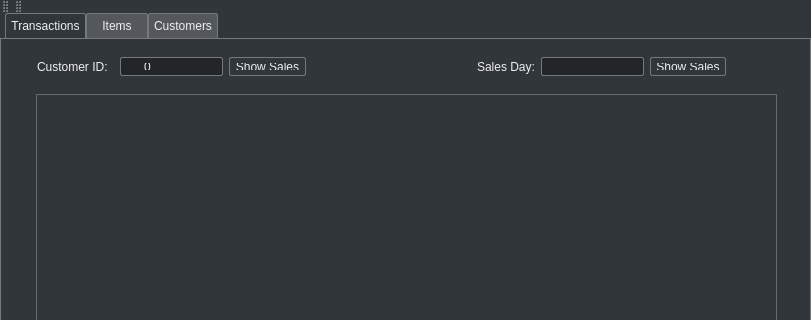
miabrielle/GroceryPOS, file mainwindow.ui: the form before one commit; both pictures show x 0 to 811 and y 0 to 320 of the 811 by 467 pixel window.
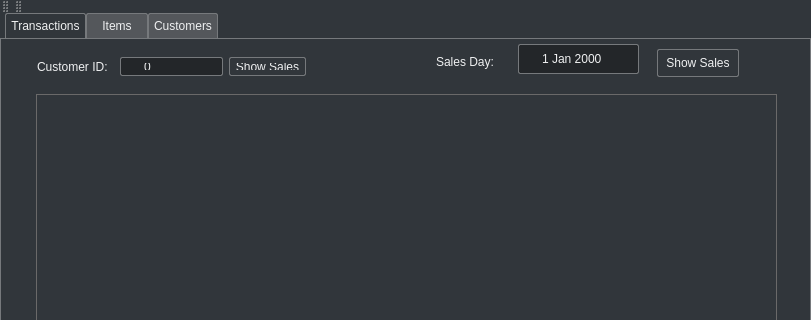
The form after the commit.

Commit message: Added QDate for sales date input instead of QString

The edit to the form file:
```diff
--- a/mainwindow.ui
+++ b/mainwindow.ui
@@ -340,35 +340,6 @@
        <string>Edit Selected Row</string>
       </property>
      </widget>
-     <widget class="QWidget" name="layoutWidget">
-      <property name="geometry">
-       <rect>
-        <x>460</x>
-        <y>2</y>
-        <width>271</width>
-        <height>41</height>
-       </rect>
-      </property>
-      <layout class="QHBoxLayout" name="horizontalLayout">
-       <item>
-        <widget class="QLabel" name="salesDateLabel">
-         <property name="text">
-          <string>Sales Day:</string>
-         </property>
-        </widget>
-       </item>
-       <item>
-        <widget class="QLineEdit" name="salesDayInput"/>
-       </item>
-       <item>
-        <widget class="QPushButton" name="showSalesButton">
-         <property name="text">
-          <string>Show Sales</string>
-         </property>
-        </widget>
-       </item>
-      </layout>
-     </widget>
      <widget class="QWidget" name="layoutWidget">
       <property name="geometry">
        <rect>
@@ -398,6 +369,42 @@
        </item>
       </layout>
      </widget>
+     <widget class="QPushButton" name="showSalesButton">
+      <property name="geometry">
+       <rect>
+        <x>651</x>
+        <y>5</y>
+        <width>82</width>
+        <height>28</height>
+       </rect>
+      </property>
+      <property name="text">
+       <string>Show Sales</string>
+      </property>
+     </widget>
+     <widget class="QLabel" name="salesDateLabel">
+      <property name="geometry">
+       <rect>
+        <x>430</x>
+        <y>10</y>
+        <width>64</width>
+        <height>16</height>
+       </rect>
+      </property>
+      <property name="text">
+       <string>Sales Day:</string>
+      </property>
+     </widget>
+     <widget class="QDateEdit" name="salesDateInputField">
+      <property name="geometry">
+       <rect>
+        <x>512</x>
+        <y>0</y>
+        <width>121</width>
+        <height>30</height>
+       </rect>
+      </property>
+     </widget>
     </widget>
     <widget class="QWidget" name="tab_2">
      <attribute name="title">
```
The commit also changes 3 other files.
